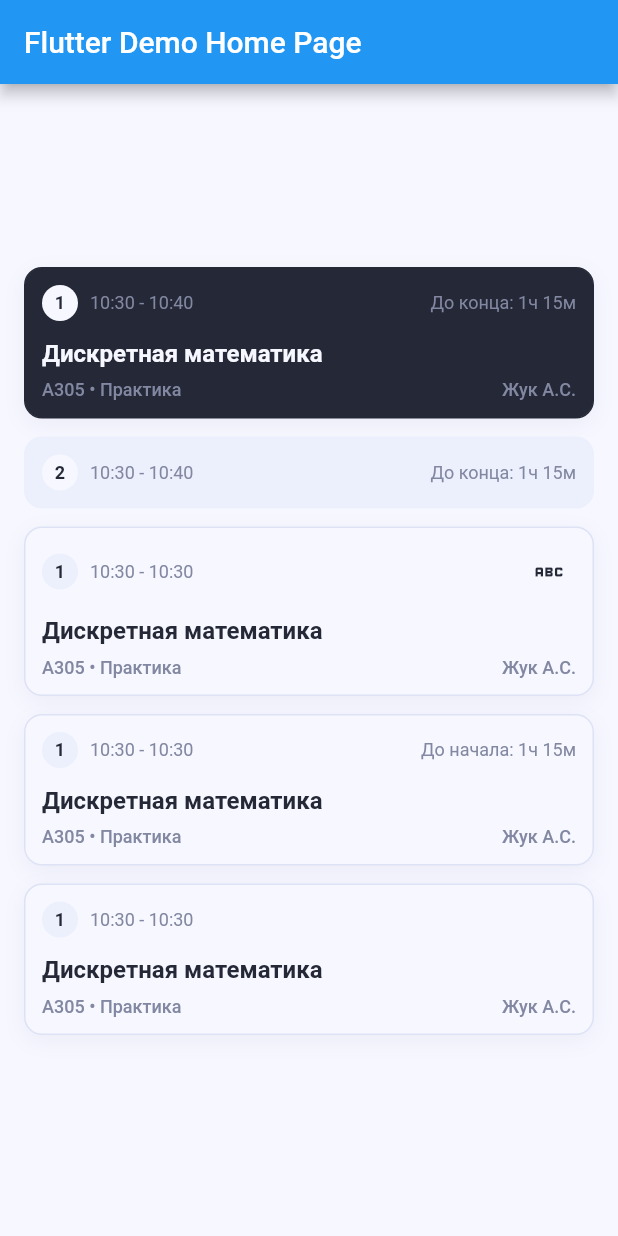
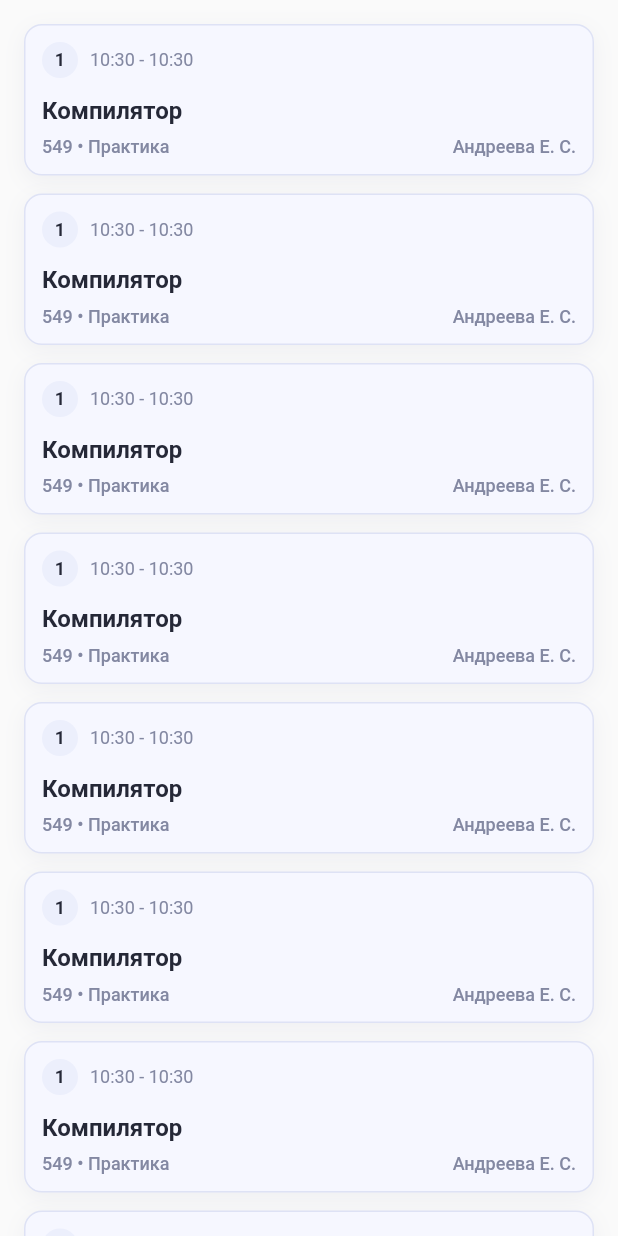
Before and after one commit to Null-Delta/StudRasp-Requiem, a Flutter app: the screen it shows after launch, on a phone screen of 412 x 824 dp. Run offline on Flutter 3.47's test engine with Material 2 defaults, Android fonts, the phone set to English and light mode, and no system bars; our stand-ins replace flutter_riverpod, freezed_annotation; project files that could hold a hidden picture were left out.

Commit message:
TimetablePage

```diff
--- a/studrasp_requiem/lib/ui/my_app.dart
+++ b/studrasp_requiem/lib/ui/my_app.dart
@@ -1,4 +1,5 @@
 import 'package:flutter/material.dart';
+import 'timetable_page/timetable_page.dart';
 
 import '../models/lesson/lesson_model.dart';
 import '../models/time_interval/time_interval_model.dart';
@@ -26,7 +27,7 @@ class MyApp extends StatelessWidget {
         primarySwatch: Colors.blue,
         extensions: const [AppLightColors()],
       ),
-      home: const MyHomePage(title: 'Flutter Demo Home Page'),
+      home: const TimetablePage(),
     );
   }
 }
@@ -44,7 +45,11 @@ class _MyHomePageState extends State<MyHomePage> {
   @override
   Widget build(BuildContext context) {
     final colors = Theme.of(context).extension<AppColors>()!;
-    const lesson = Lesson(name: "Дискретная математика", type: "Практика", teacher: "Жук А.С.", audience: "A305");
+    const lesson = Lesson(
+        name: "Дискретная математика",
+        type: "Практика",
+        teacher: "Жук А.С.",
+        audience: "A305");
     final lesson2 = Lesson.empty();
 
     return Scaffold(
@@ -60,7 +65,9 @@ class _MyHomePageState extends State<MyHomePage> {
             children: [
               LessonCard(
                 index: 1,
-                interval: TimeInterval(from: DateTime.now(), to: DateTime.now().add(const Duration(minutes: 10))),
+                interval: TimeInterval(
+                    from: DateTime.now(),
+                    to: DateTime.now().add(const Duration(minutes: 10))),
                 lesson: lesson,
               ),
               const SizedBox(
@@ -68,14 +75,17 @@ class _MyHomePageState extends State<MyHomePage> {
               ),
               EmptyLessonCard(
                 index: 2,
-                interval: TimeInterval(from: DateTime.now(), to: DateTime.now().add(const Duration(minutes: 10))),
+                interval: TimeInterval(
+                    from: DateTime.now(),
+                    to: DateTime.now().add(const Duration(minutes: 10))),
               ),
               const SizedBox(
                 height: 12,
               ),
               LessonCard(
                 index: 1,
-                interval: TimeInterval(from: DateTime.now(), to: DateTime.now()),
+                interval:
+                    TimeInterval(from: DateTime.now(), to: DateTime.now()),
                 lesson: lesson,
                 isEditable: true,
               ),
@@ -84,7 +94,8 @@ class _MyHomePageState extends State<MyHomePage> {
               ),
               LessonCard(
                 index: 1,
-                interval: TimeInterval(from: DateTime.now(), to: DateTime.now()),
+                interval:
+                    TimeInterval(from: DateTime.now(), to: DateTime.now()),
                 lesson: lesson,
                 showDeadline: true,
               ),
@@ -93,7 +104,8 @@ class _MyHomePageState extends State<MyHomePage> {
               ),
               LessonCard(
                 index: 1,
-                interval: TimeInterval(from: DateTime.now(), to: DateTime.now()),
+                interval:
+                    TimeInterval(from: DateTime.now(), to: DateTime.now()),
                 lesson: lesson,
               ),
               const SizedBox(
--- /dev/null
+++ b/studrasp_requiem/lib/ui/timetable_page/timetable_page.dart
@@ -0,0 +1,36 @@
+import 'package:flutter/material.dart';
+import 'package:flutter_riverpod/flutter_riverpod.dart';
+
+import '../../models/lesson/lesson_model.dart';
+import '../../models/time_interval/time_interval_model.dart';
+import '../lesson_card.dart';
+
+class TimetablePage extends ConsumerStatefulWidget {
+  const TimetablePage({Key? key}) : super(key: key);
+
+  @override
+  ConsumerState<ConsumerStatefulWidget> createState() => _TimetablePageState();
+}
+
+class _TimetablePageState extends ConsumerState<TimetablePage> {
+  @override
+  Widget build(BuildContext context) {
+    return Scaffold(
+      body: ListView.builder(
+        physics: const BouncingScrollPhysics(),
+        padding: const EdgeInsets.all(16),
+        itemCount: 50,
+        itemBuilder: (context, index) {
+          return Padding(
+            padding: const EdgeInsets.only(bottom: 12),
+            child: LessonCard(
+              index: 1,
+              lesson: Lesson.random(),
+              interval: TimeInterval(from: DateTime.now(), to: DateTime.now()),
+            ),
+          );
+        },
+      ),
+    );
+  }
+}
--- a/studrasp_requiem/pubspec.yaml
+++ b/studrasp_requiem/pubspec.yaml
@@ -21,6 +21,8 @@ dependencies:
   freezed_annotation: ^2.1.0
   json_annotation: ^4.6.0
 
+  flutter_riverpod: ^2.0.0-dev.9
+
 dev_dependencies:
   flutter_test:
     sdk: flutter
```
Also changed, not shown: studrasp_requiem/lib/ui/open_timetable_pages/main_view_page/widgets/1.txt (deleted), studrasp_requiem/lib/ui/open_timetable_pages/preview_page/widgets/1.txt (deleted), studrasp_requiem/lib/ui/open_timetable_pages/widgets/1.txt (deleted), studrasp_requiem/lib/ui/timetable_page/preview_timetable.dart (added), studrasp_requiem/lib/ui/timetable_page/widgets/timetable_appbar.dart (added), studrasp_requiem/pubspec.lock.
